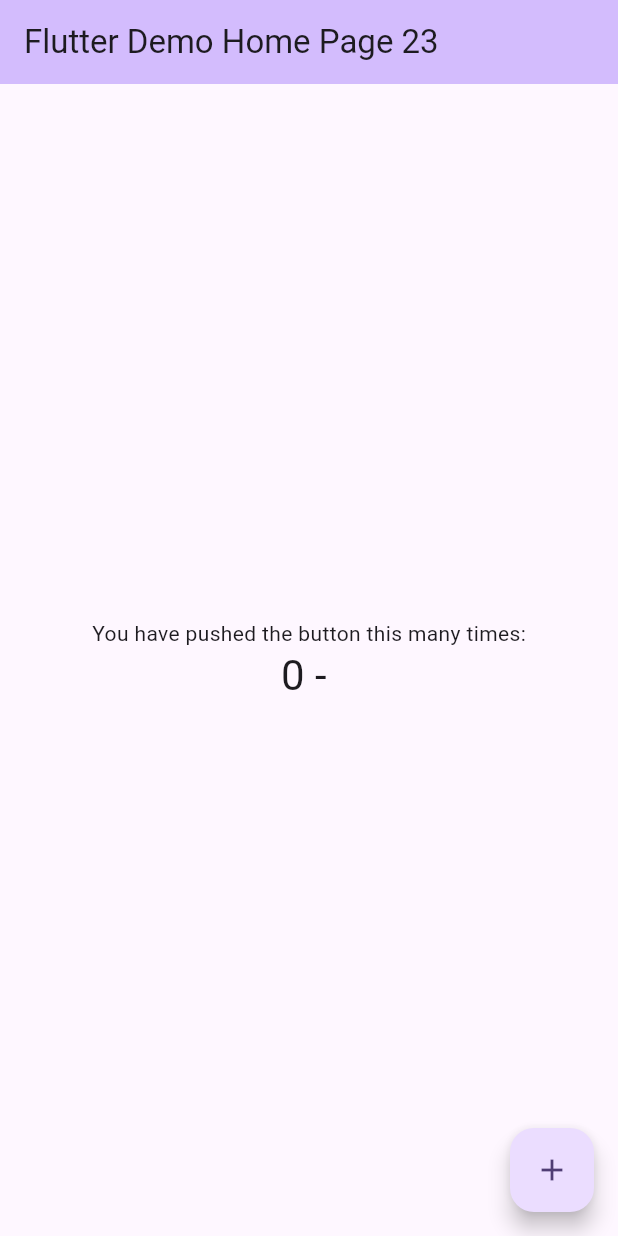
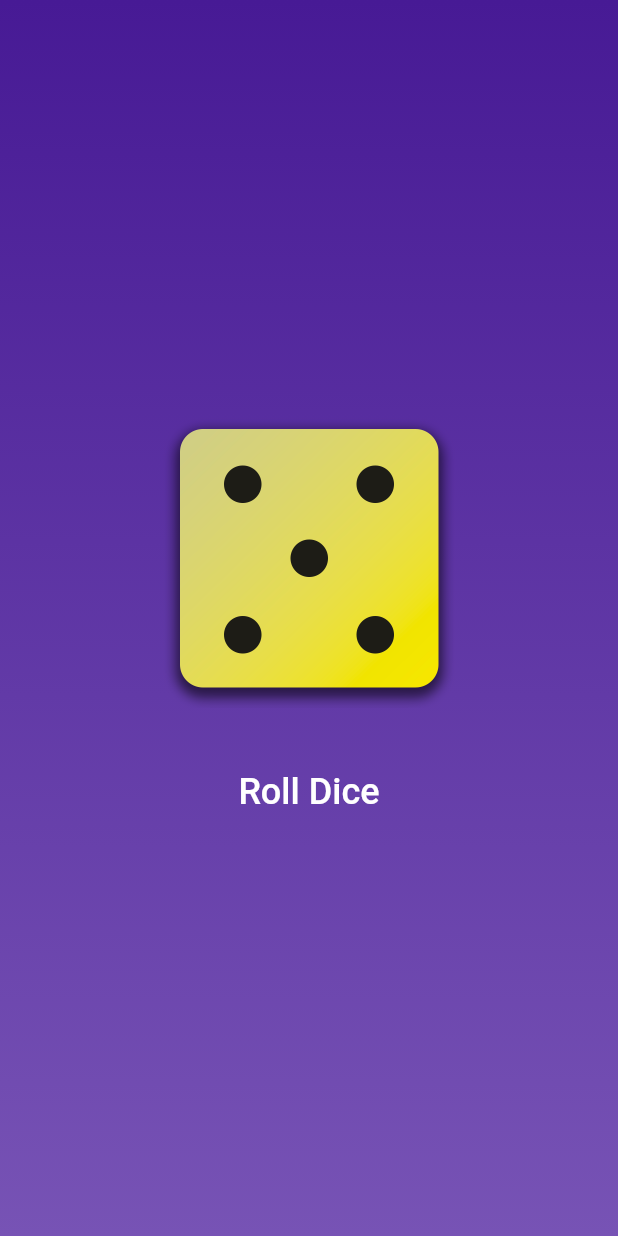
Before and after one commit to WoradaS/flutter_project, a Flutter app: the screen it shows after launch, on a phone screen of 412 x 824 dp. Run offline on Flutter 3.47's test engine with Material 3 defaults, Android fonts, the phone set to English and light mode, and no system bars.

Commit message:
Part 2: ROLL DICE APP - Solid Foundation

```diff
--- a/lib/main.dart
+++ b/lib/main.dart
@@ -1,125 +1,17 @@
+import 'package:first_app/roll_dice_app/gradient_container.dart';
 import 'package:flutter/material.dart';
 
 void main() {
-  runApp(const MyApp());
-}
-
-class MyApp extends StatelessWidget {
-  const MyApp({super.key});
-
-  // This widget is the root of your application.
-  @override
-  Widget build(BuildContext context) {
-    return MaterialApp(
-      title: 'Flutter Demo',
-      theme: ThemeData(
-        // This is the theme of your application.
-        //
-        // TRY THIS: Try running your application with "flutter run". You'll see
-        // the application has a blue toolbar. Then, without quitting the app,
-        // try changing the seedColor in the colorScheme below to Colors.green
-        // and then invoke "hot reload" (save your changes or press the "hot
-        // reload" button in a Flutter-supported IDE, or press "r" if you used
-        // the command line to start the app).
-        //
-        // Notice that the counter didn't reset back to zero; the application
-        // state is not lost during the reload. To reset the state, use hot
-        // restart instead.
-        //
-        // This works for code too, not just values: Most code changes can be
-        // tested with just a hot reload.
-        colorScheme: ColorScheme.fromSeed(seedColor: Colors.deepPurple),
-        useMaterial3: true,
-      ),
-      home: const MyHomePage(title: 'Flutter Demo Home Page 23 '),
-    );
-  }
-}
-
-class MyHomePage extends StatefulWidget {
-  const MyHomePage({super.key, required this.title});
-
-  // This widget is the home page of your application. It is stateful, meaning
-  // that it has a State object (defined below) that contains fields that affect
-  // how it looks.
-
-  // This class is the configuration for the state. It holds the values (in this
-  // case the title) provided by the parent (in this case the App widget) and
-  // used by the build method of the State. Fields in a Widget subclass are
-  // always marked "final".
-
-  final String title;
-
-  @override
-  State<MyHomePage> createState() => _MyHomePageState();
-}
-
-class _MyHomePageState extends State<MyHomePage> {
-  int _counter = 0;
-
-  void _incrementCounter() {
-    setState(() {
-      // This call to setState tells the Flutter framework that something has
-      // changed in this State, which causes it to rerun the build method below
-      // so that the display can reflect the updated values. If we changed
-      // _counter without calling setState(), then the build method would not be
-      // called again, and so nothing would appear to happen.
-      _counter++;
-    });
-  }
-
-  @override
-  Widget build(BuildContext context) {
-    // This method is rerun every time setState is called, for instance as done
-    // by the _incrementCounter method above.
-    //
-    // The Flutter framework has been optimized to make rerunning build methods
-    // fast, so that you can just rebuild anything that needs updating rather
-    // than having to individually change instances of widgets.
-    return Scaffold(
-      appBar: AppBar(
-        // TRY THIS: Try changing the color here to a specific color (to
-        // Colors.amber, perhaps?) and trigger a hot reload to see the AppBar
-        // change color while the other colors stay the same.
-        backgroundColor: Theme.of(context).colorScheme.inversePrimary,
-        // Here we take the value from the MyHomePage object that was created by
-        // the App.build method, and use it to set our appbar title.
-        title: Text(widget.title),
-      ),
-      body: Center(
-        // Center is a layout widget. It takes a single child and positions it
-        // in the middle of the parent.
-        child: Column(
-          // Column is also a layout widget. It takes a list of children and
-          // arranges them vertically. By default, it sizes itself to fit its
-          // children horizontally, and tries to be as tall as its parent.
-          //
-          // Column has various properties to control how it sizes itself and
-          // how it positions its children. Here we use mainAxisAlignment to
-          // center the children vertically; the main axis here is the vertical
-          // axis because Columns are vertical (the cross axis would be
-          // horizontal).
-          //
-          // TRY THIS: Invoke "debug painting" (choose the "Toggle Debug Paint"
-          // action in the IDE, or press "p" in the console), to see the
-          // wireframe for each widget.
-          mainAxisAlignment: MainAxisAlignment.center,
-          children: <Widget>[
-            const Text(
-              'You have pushed the button this many times:',
-            ),
-            Text(
-              '$_counter - ',
-              style: Theme.of(context).textTheme.headlineMedium,
-            ),
+  runApp(
+    const MaterialApp(
+      home: Scaffold(
+        body: GradientContainer(
+          colors: [
+            Color.fromARGB(255, 71, 26, 149),
+            Color.fromARGB(255, 119, 83, 181)
           ],
         ),
       ),
-      floatingActionButton: FloatingActionButton(
-        onPressed: _incrementCounter,
-        tooltip: 'Increment',
-        child: const Icon(Icons.add),
-      ), // This trailing comma makes auto-formatting nicer for build methods.
-    );
-  }
+    ),
+  );
 }
--- /dev/null
+++ b/lib/roll_dice_app/dice_roller.dart
@@ -0,0 +1,50 @@
+import 'dart:math';
+
+import 'package:flutter/material.dart';
+
+final randomizer = Random();
+
+class DiceRoller extends StatefulWidget {
+  const DiceRoller({super.key});
+
+  @override
+  State<DiceRoller> createState() {
+    return _DiceRollerState();
+  }
+}
+
+class _DiceRollerState extends State<DiceRoller> {
+  var dice = randomizer.nextInt(6) + 1;
+
+  void rollDice() {
+    setState(() {
+      dice = randomizer.nextInt(6) + 1;
+    });
+  }
+
+  @override
+  Widget build(BuildContext context) {
+    return Column(
+      mainAxisSize: MainAxisSize.min,
+      children: [
+        Image.asset(
+          'assets/images/dice-$dice.png',
+          width: 200,
+        ),
+        const SizedBox(height: 32),
+        TextButton(
+          onPressed: rollDice,
+          style: TextButton.styleFrom(
+            // padding: const EdgeInsets.only(top: 32),
+            foregroundColor: Colors.white,
+            textStyle: const TextStyle(
+              fontSize: 24,
+              fontWeight: FontWeight.w500,
+            ),
+          ),
+          child: const Text('Roll Dice'),
+        ),
+      ],
+    );
+  }
+}
--- /dev/null
+++ b/lib/roll_dice_app/gradient_container.dart
@@ -0,0 +1,31 @@
+import 'package:first_app/roll_dice_app/dice_roller.dart';
+import 'package:flutter/material.dart';
+
+// Variables
+const startAlignment = Alignment.topCenter;
+const endAlignment = Alignment.bottomCenter;
+
+class GradientContainer extends StatelessWidget {
+  const GradientContainer({super.key, required this.colors});
+
+  // const GradientContainer.purple({super.key})
+  //     : colors = [Colors.blue, Colors.amber, Colors.pink];
+
+  final List<Color> colors;
+
+  @override
+  Widget build(BuildContext context) {
+    return Container(
+      decoration: BoxDecoration(
+        gradient: LinearGradient(
+          colors: colors,
+          begin: startAlignment,
+          end: endAlignment,
+        ),
+      ),
+      child: const Center(
+        child: DiceRoller(),
+      ),
+    );
+  }
+}
```
Also changed, not shown: lib/roll_dice_app/text_container.dart (added, +18 -0 lines), pubspec.yaml (+9 -7 lines), assets/images/dice-1.png (added), assets/images/dice-2.png (added), assets/images/dice-3.png (added), assets/images/dice-4.png (added), assets/images/dice-5.png (added), assets/images/dice-6.png (added), 1 other file.
